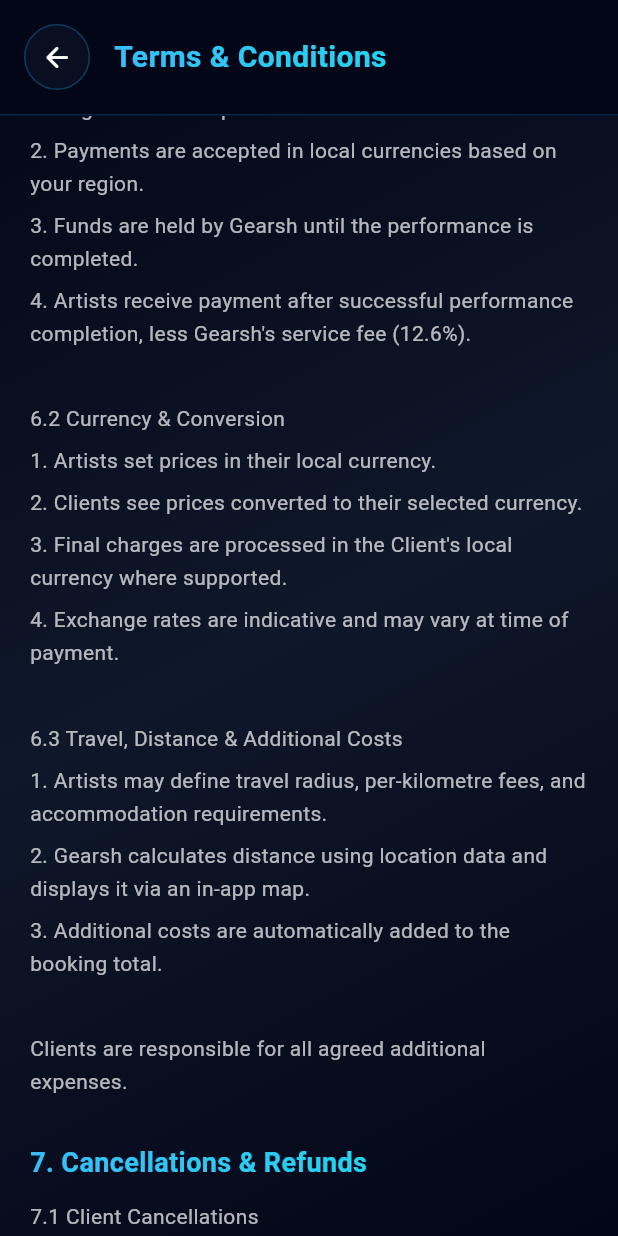
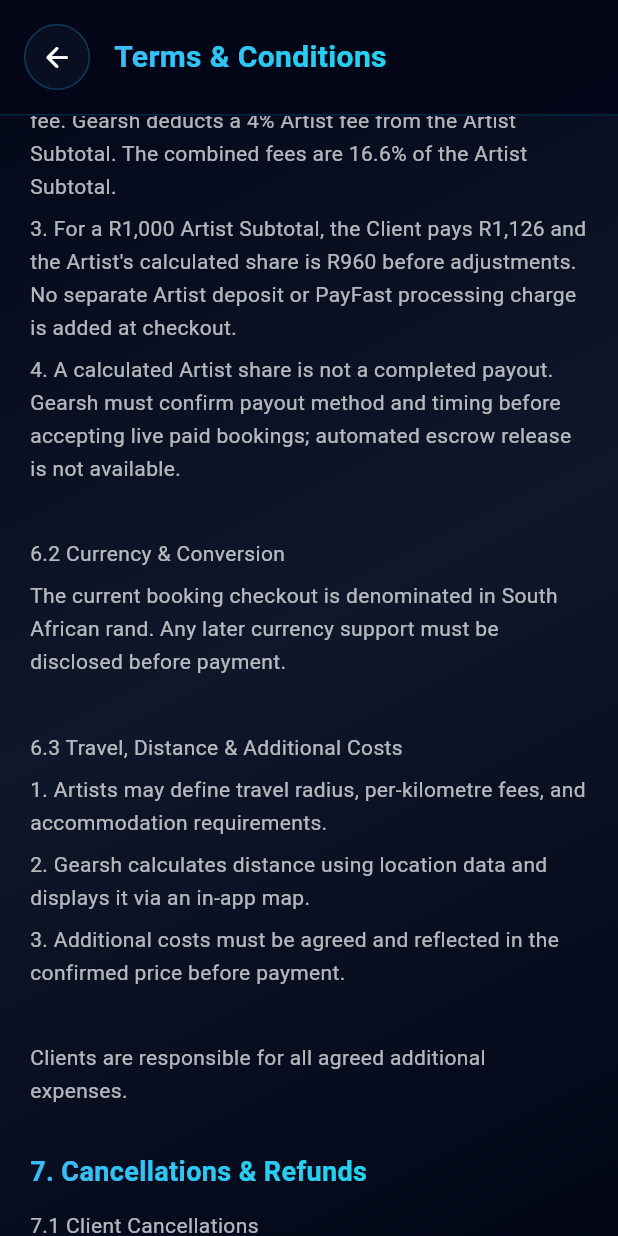
Before and after one commit to gearsh/thegearsh.com, a Flutter app: the TermsOfServicePage screen opened by its route, scrolled down 1728 dp, on a phone screen of 412 x 824 dp. Run offline on Flutter 3.47's test engine with Material 3 defaults, Android fonts, the light colour scheme and no system bars; our stand-ins replace cached_network_image, firebase_auth, firebase_core, firebase_crashlytics, fl_chart, flutter_riverpod and 8 more; missing offline and left inert: fuzzywuzzy; accounts and stored records are empty; network calls fail; Roboto replaces fonts that are missing (DM Sans).

Commit message:
Align draft terms and payment claims with V1 implementation

```diff
--- a/lib/screens/terms_of_service_page.dart
+++ b/lib/screens/terms_of_service_page.dart
@@ -1,6 +1,5 @@
 import 'package:flutter/material.dart';
 import 'package:go_router/go_router.dart';
-import 'package:gearsh_app/services/global_config_service.dart';
 
 class TermsOfServicePage extends StatelessWidget {
   const TermsOfServicePage({super.key});
@@ -95,7 +94,7 @@
                       _buildLegalNotice(),
                       const SizedBox(height: 24),
                       _buildSection('1. Introduction', [
-                        'Gearsh is a global digital marketplace that connects Clients with Artists for entertainment and creative services bookings worldwide. By accessing or using the Gearsh application or website from any country, you agree to be bound by these Terms & Conditions.',
+                        'The Gearsh (Pty) Ltd operates a marketplace connecting Clients with independent Artists. This draft requires legal approval before paid bookings are offered under it.',
                         '',
                         'These Terms apply to users in all regions where Gearsh operates. Some provisions may vary based on local law requirements.',
                       ]),
@@ -121,62 +120,56 @@
                         '• Engage in fraud, abuse, or harassment',
                         '• Use the platform for unlawful purposes',
                         '',
-                        'Violation may result in suspension, termination, or loss of funds.',
+                        'Violation may result in suspension or termination, subject to applicable law and existing booking obligations.',
                       ]),
                       _buildSection('5. Rights of Gearsh & Termination', [
                         'Gearsh may:',
                         '1. Suspend or terminate any User account for breach of these Terms.',
                         '2. Remove content or listings that violate policy.',
-                        '3. Withhold or delay payouts in cases of disputes, fraud, or safety concerns.',
+                        '3. Review disputes and payment concerns before communicating a resolution to affected users.',
                         '',
                         'Users may close their accounts, subject to existing bookings and disputes.',
                       ]),
                       _buildSection('6. Financial Terms & Payments', [
                         '6.1 Payment Structure',
-                        '1. Clients must pay 100% of the booking amount upfront through the Gearsh platform.',
-                        '2. Payments are accepted in local currencies based on your region.',
-                        '3. Funds are held by Gearsh until the performance is completed.',
-                        '4. Artists receive payment after successful performance completion, less Gearsh\'s service fee (12.6%).',
+                        '1. Where checkout is enabled, payment follows Artist acceptance and a confirmed positive price. A booking is confirmed only after verified payment notification.',
+                        '2. The Client pays the Artist Subtotal plus a 12.6% Client fee. Gearsh deducts a 4% Artist fee from the Artist Subtotal. The combined fees are 16.6% of the Artist Subtotal.',
+                        '3. For a R1,000 Artist Subtotal, the Client pays R1,126 and the Artist\'s calculated share is R960 before adjustments. No separate Artist deposit or PayFast processing charge is added at checkout.',
+                        '4. A calculated Artist share is not a completed payout. Gearsh must confirm payout method and timing before accepting live paid bookings; automated escrow release is not available.',
                         '',
                         '6.2 Currency & Conversion',
-                        '1. Artists set prices in their local currency.',
-                        '2. Clients see prices converted to their selected currency.',
-                        '3. Final charges are processed in the Client\'s local currency where supported.',
-                        '4. Exchange rates are indicative and may vary at time of payment.',
+                        'The current booking checkout is denominated in South African rand. Any later currency support must be disclosed before payment.',
                         '',
                         '6.3 Travel, Distance & Additional Costs',
                         '1. Artists may define travel radius, per-kilometre fees, and accommodation requirements.',
                         '2. Gearsh calculates distance using location data and displays it via an in-app map.',
-                        '3. Additional costs are automatically added to the booking total.',
+                        '3. Additional costs must be agreed and reflected in the confirmed price before payment.',
                         '',
                         'Clients are responsible for all agreed additional expenses.',
                       ]),
                       _buildSection('7. Cancellations & Refunds', [
                         '7.1 Client Cancellations',
-                        '• Refund eligibility depends on cancellation timing.',
-                        '• Cancellation terms are displayed at checkout.',
-                        '• Late cancellations may result in partial or no refund.',
+                        '• Before payment, either party may request cancellation.',
+                        '• After payment, contact support@thegearsh.com with the booking reference and reason. A status change does not issue a refund.',
+                        '• Gearsh reviews the agreed terms, facts, payment record and applicable law. Any cancellation charge must be reasonable in the circumstances.',
                         '',
                         '7.2 Artist Cancellations',
-                        '• Artists who cancel without valid reason may face penalties, including suspension or loss of payout.',
-                        '• Artists may be required to assist in finding a replacement.',
+                        '• Report an Artist cancellation or no-show promptly with supporting information.',
                         '',
-                        'Gearsh reserves discretion in issuing refunds.',
+                        'An approved refund is complete only when confirmed by the payment provider. Statutory consumer rights remain available.',
                       ]),
                       _buildSection('8. Dispute Resolution', [
                         '1. Users must first attempt resolution via Gearsh support.',
                         '2. Gearsh may mediate disputes between Clients and Artists.',
-                        '3. These Terms are governed by the laws of ${globalConfigService.getTermsJurisdiction()}.',
+                        '3. The platform does not currently enforce an automatic 36-hour dispute window, freeze a payout, or issue split refunds. South African law applies to these draft terms.',
                         '',
                         'For international disputes:',
-                        '• EU users may use the EU Online Dispute Resolution platform',
-                        '• Users may have additional rights under their local consumer protection laws',
-                        '• Arbitration may be available in certain jurisdictions',
+                        '• Report a dispute promptly to support@thegearsh.com with the booking reference and available evidence.',
                       ]),
                       _buildSection('9. Safety & Liability', [
                         '1. Artists must perform professionally and lawfully.',
                         '2. Clients must provide a safe event environment.',
-                        '3. Gearsh is not responsible for injuries, damages, or losses arising from events.',
+                        '3. Nothing in these draft terms limits rights or liabilities that cannot lawfully be excluded.',
                         '4. Safety incidents must be reported promptly.',
                       ]),
                       _buildSection('10. Artist Obligations', [
@@ -191,7 +184,7 @@
                         'Clients agree to:',
                         '• Provide accurate event details',
                         '• Ensure venue access and safety',
-                        '• Pay all fees upfront',
+                        '• Pay the displayed amount when a booking is accepted and checkout is enabled',
                       ]),
                       _buildSection('12. Amendments', [
                         'Gearsh may update these Terms at any time. Continued use constitutes acceptance of changes.',
@@ -199,7 +192,7 @@
                       _buildSection('13. Contact', [
                         'For questions regarding these Terms, contact Gearsh:',
                         '',
-                        '• Email: legal@thegearsh.com',
+                        '• Email: support@thegearsh.com',
                         '• In-app: Settings > Help Centre',
                         '• Website: thegearsh.com/terms',
                       ]),
@@ -242,7 +235,7 @@
                 ),
                 const SizedBox(height: 4),
                 Text(
-                  'These Terms & Conditions govern the use of the Gearsh platform globally. Terms are applicable to all users worldwide and comply with international consumer protection standards. Last updated: December 2025.',
+                  'Draft for legal review, 25 September 2026. These terms require approval before paid bookings are offered under them. Payment and consumer rights depend on applicable law.',
                   style: TextStyle(
                     color: Colors.white.withAlpha(179),
                     fontSize: 13,
```
Also changed, not shown: 4 other files.
